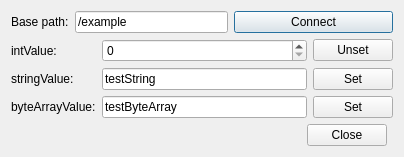
The window that examples/publish-subscribe/publisherdialog_hor.ui (qtproject/qt-mobility) describes before a commit, drawn with Qt 5.
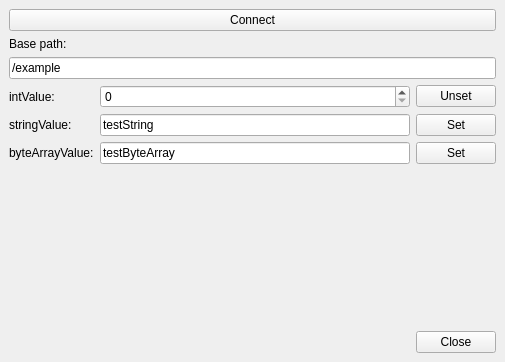
The same window after the commit.

Commit message:
Use QMainWindow instead of QDialog for top level windows.
Task-number: MOBILITY-1824

Patch:
```diff
--- a/examples/publish-subscribe/publisherdialog_hor.ui
+++ b/examples/publish-subscribe/publisherdialog_hor.ui
@@ -1,20 +1,34 @@
 <?xml version="1.0" encoding="UTF-8"?>
 <ui version="4.0">
  <class>PublisherDialog</class>
- <widget class="QDialog" name="PublisherDialog">
+ <widget class="QMainWindow" name="PublisherDialog">
   <property name="geometry">
    <rect>
     <x>0</x>
     <y>0</y>
-    <width>404</width>
-    <height>153</height>
+    <width>505</width>
+    <height>362</height>
    </rect>
   </property>
   <property name="windowTitle">
    <string>Publisher</string>
   </property>
-  <layout class="QGridLayout" name="gridLayout_2">
-   <item row="0" column="0">
+  <widget class="QWidget" name="centralwidget">
+   <layout class="QVBoxLayout" name="verticalLayout">
+    <item>
+     <widget class="QPushButton" name="connectButton">
+      <property name="sizePolicy">
+       <sizepolicy hsizetype="Minimum" vsizetype="Fixed">
+        <horstretch>0</horstretch>
+        <verstretch>0</verstretch>
+       </sizepolicy>
+      </property>
+      <property name="text">
+       <string>Connect</string>
+      </property>
+     </widget>
+    </item>
+    <item>
     <widget class="QLabel" name="label">
      <property name="sizePolicy">
       <sizepolicy hsizetype="Minimum" vsizetype="Preferred">
@@ -30,7 +44,7 @@
      </property>
     </widget>
    </item>
-   <item row="0" column="1">
+    <item>
     <widget class="QLineEdit" name="basePath">
      <property name="sizePolicy">
       <sizepolicy hsizetype="Expanding" vsizetype="Fixed">
@@ -43,20 +57,7 @@
      </property>
     </widget>
    </item>
-   <item row="0" column="2" colspan="2">
-    <widget class="QPushButton" name="connectButton">
-     <property name="sizePolicy">
-      <sizepolicy hsizetype="Minimum" vsizetype="Fixed">
-       <horstretch>0</horstretch>
-       <verstretch>0</verstretch>
-      </sizepolicy>
-     </property>
-     <property name="text">
-      <string>Connect</string>
-     </property>
-    </widget>
-   </item>
-   <item row="1" column="0" colspan="4">
+    <item>
     <widget class="QWidget" name="setters" native="true">
      <layout class="QGridLayout" name="gridLayout">
       <property name="margin">
@@ -185,7 +186,7 @@
      </layout>
     </widget>
    </item>
-   <item row="2" column="0" colspan="4">
+    <item>
     <spacer name="verticalSpacer">
      <property name="orientation">
       <enum>Qt::Vertical</enum>
@@ -193,12 +194,12 @@
      <property name="sizeHint" stdset="0">
       <size>
        <width>20</width>
-       <height>196</height>
+        <height>132</height>
       </size>
      </property>
     </spacer>
    </item>
-   <item row="3" column="2">
+    <item>
     <widget class="QDialogButtonBox" name="buttonBox">
      <property name="orientation">
       <enum>Qt::Horizontal</enum>
@@ -210,17 +211,7 @@
    </item>
   </layout>
  </widget>
- <tabstops>
-  <tabstop>basePath</tabstop>
-  <tabstop>connectButton</tabstop>
-  <tabstop>intValue</tabstop>
-  <tabstop>unsetIntButton</tabstop>
-  <tabstop>stringValue</tabstop>
-  <tabstop>setStringButton</tabstop>
-  <tabstop>byteArrayValue</tabstop>
-  <tabstop>setByteArrayButton</tabstop>
-  <tabstop>buttonBox</tabstop>
- </tabstops>
+ </widget>
  <resources/>
  <connections>
   <connection>
```
Left out of the diff: 37 changed lines with no effect on the pictures. Lines whose indentation alone changed are shown as unchanged. The commit also changes 7 other files.
